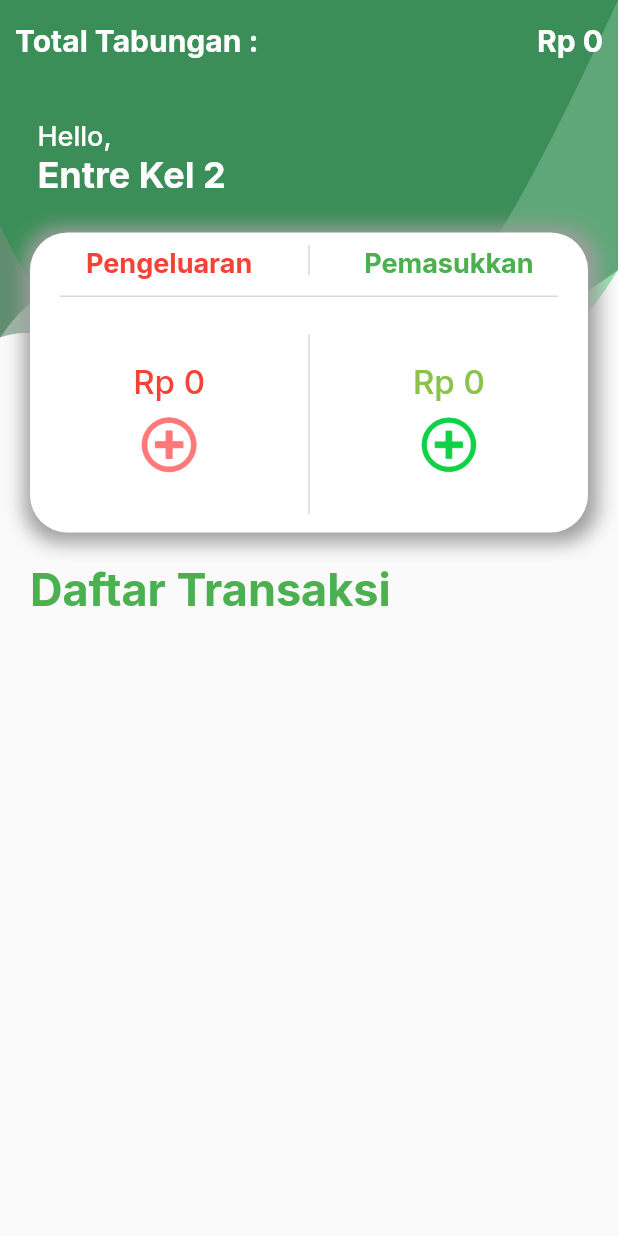
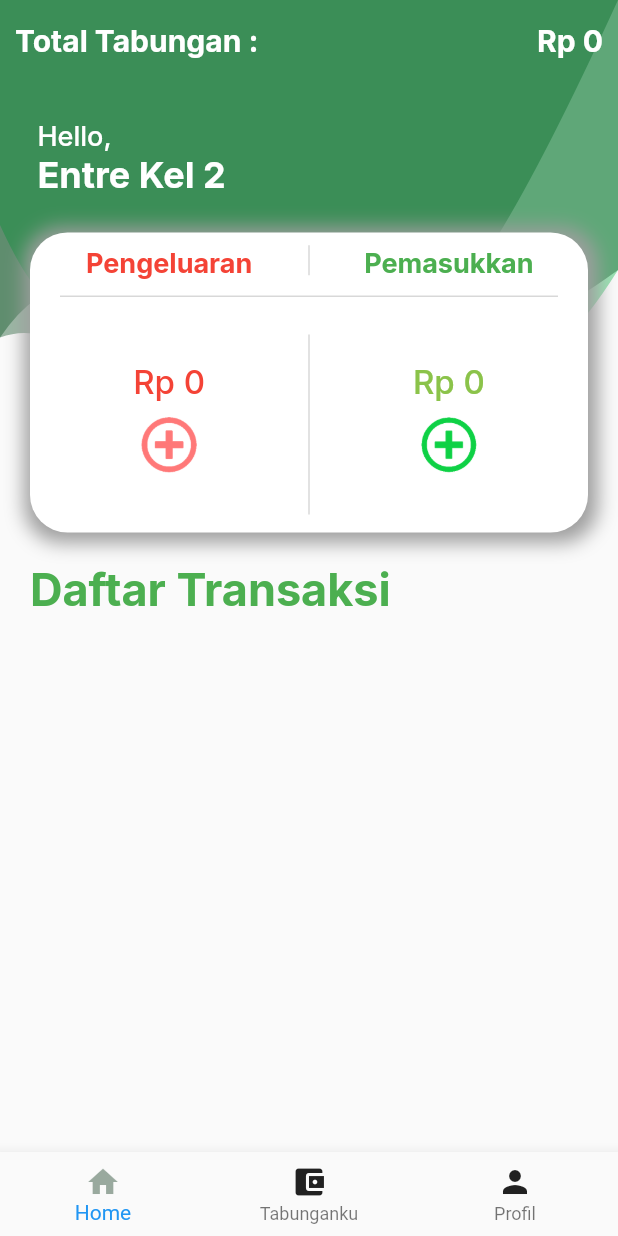
Before and after one commit to nadifray/piroduidku, a Flutter app: the screen it shows after launch, on a phone screen of 412 x 824 dp. Run offline on Flutter 3.47's test engine with Material 2 defaults, Android fonts, the light colour scheme and no system bars; our stand-ins replace circular_profile_avatar, google_fonts.

Commit message:
main.dart update

```diff
--- a/lib/main.dart
+++ b/lib/main.dart
@@ -1,7 +1,22 @@
 import 'package:flutter/material.dart';
-import 'file:///D:/Programming/Android/piroduidku3/lib/Page/home_page.dart';
+import 'package:piroduidku/Page/home_page.dart';
+import 'package:piroduidku/Page/profile_page.dart';
+import 'package:piroduidku/Page/tabungan_page.dart';
+import 'package:piroduidku/config.dart';
 
 void main() => runApp(MyApp());
+
+final List<Widget> _children = [
+  HomeScreen(),
+  TabunganScreen(),
+  ProfilePage(),
+];
+
+List<Color> _color = [
+  color_selectedNavigation,
+  Colors.grey[900],
+  Colors.grey[900]
+];
 
 class MyApp extends StatelessWidget {
   @override
@@ -9,7 +24,79 @@ class MyApp extends StatelessWidget {
     return MaterialApp(
       title: 'PiroDuidku',
       theme: ThemeData.light(),
-      home: HomeScreen(),
+      home: Main(),
     );
   }
 }
+
+class Main extends StatefulWidget {
+  @override
+  _MainState createState() => _MainState();
+}
+
+class _MainState extends State<Main> {
+  PageController _pageController;
+  int _idx = 0;
+
+  @override
+  void initState() {
+    super.initState();
+    _pageController = PageController();
+  }
+
+  @override
+  void dispose() {
+    _pageController.dispose();
+    super.dispose();
+  }
+
+  void _onTap(int index) {
+    _updateColor(index);
+    setState(() {
+      _idx = index;
+      _pageController.animateToPage(index,
+          duration: Duration(milliseconds: 250), curve: Curves.easeOut);
+    });
+  }
+
+  void _updateColor(int index) {
+    _color = [Colors.grey[900], Colors.grey[900], Colors.grey[900]];
+    setState(() {
+      _color[index] = color_selectedNavigation;
+    });
+  }
+
+  @override
+  Widget build(BuildContext context) {
+    return Scaffold(
+      bottomNavigationBar: BottomNavigationBar(
+        currentIndex: 0,
+        onTap: _onTap,
+        items: [
+          BottomNavigationBarItem(
+            icon: new Icon(Icons.home, color: _color[0]),
+            title: new Text('Home', style: TextStyle(color: _color[0])),
+          ),
+          BottomNavigationBarItem(
+            icon: new Icon(Icons.account_balance_wallet, color: _color[1]),
+            title: new Text(
+              'Tabunganku',
+              style: TextStyle(color: _color[1]),
+            ),
+          ),
+          BottomNavigationBarItem(
+            icon: Icon(Icons.person, color: _color[2]),
+            title: Text('Profil', style: TextStyle(color: _color[2])),
+          )
+        ],
+      ),
+      body: PageView(
+        controller: _pageController,
+        onPageChanged: (index) {
+          setState(() => _idx = index);
+        },
+        children: _children,
+      ),
+    );
+  }
+}
```
